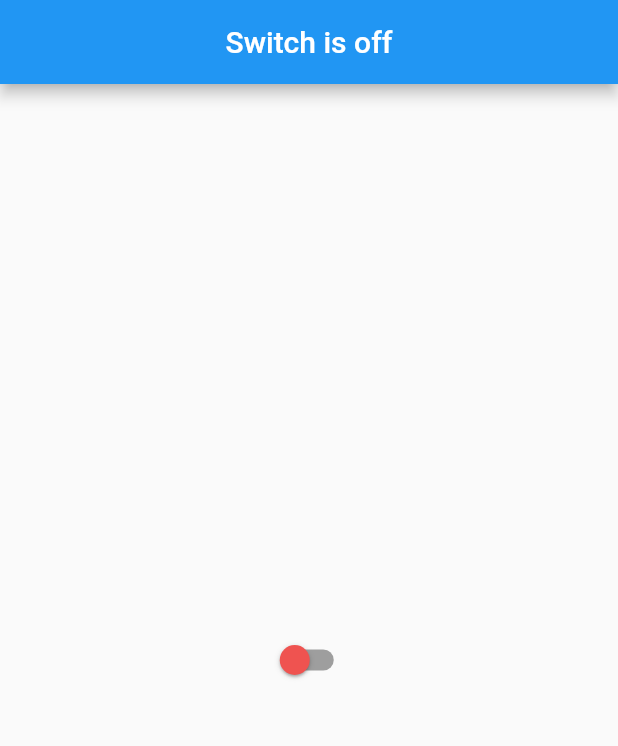
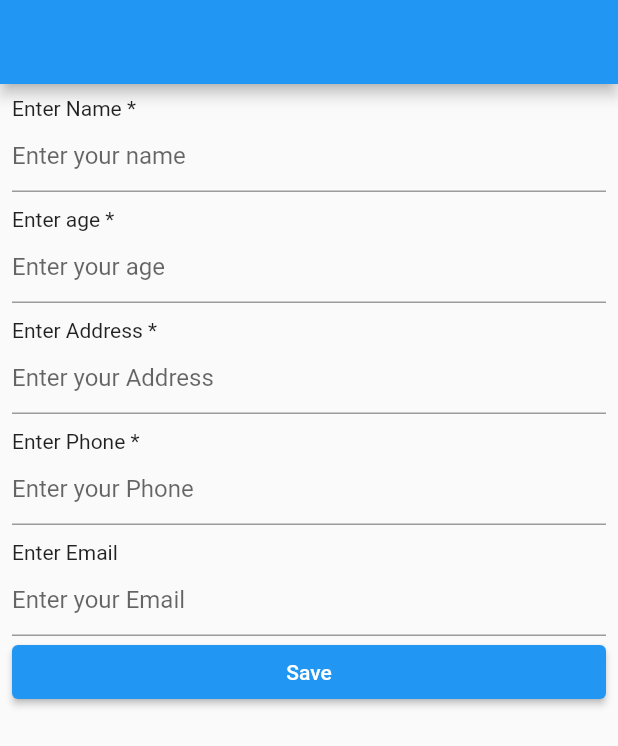
Before and after one commit to MyoMin-Latt/Flutter-Basic-UI, a Flutter app: the screen it shows after launch, on a phone screen of 412 x 824 dp. Shown: the top 746 px of the screen. Run offline on Flutter 3.47's test engine with Material 2 defaults, Android fonts, the phone set to English and light mode, and no system bars.

Commit message:
@12.25 Flutter Basic UI (Form Widget)

```diff
--- a/lib/main.dart
+++ b/lib/main.dart
@@ -38,8 +38,7 @@
 // @12.23 Flutter Basic UI [Slider Widget]
 //        Continuous sliders, Discrete sliders, Range slider, SliderTheme in MaterilApp
 // @12.24 Flutter Basic UI (Switch Widget) ternary operator
-
-
+// @12.25 Flutter Basic UI (Form Widget) globalkey
 
 import 'package:flutter/material.dart';
 
@@ -49,8 +48,9 @@ void main() {
     home: MyApp(),
   ));
 }
+
 class MyApp extends StatelessWidget {
-  const MyApp({ Key? key }) : super(key: key);
+  const MyApp({Key? key}) : super(key: key);
 
   @override
   Widget build(BuildContext context) {
@@ -59,33 +59,119 @@ class MyApp extends StatelessWidget {
     );
   }
 }
+
 class Home extends StatefulWidget {
-  const Home({ Key? key }) : super(key: key);
+  const Home({Key? key}) : super(key: key);
 
   @override
   _HomeState createState() => _HomeState();
 }
 
 class _HomeState extends State<Home> {
-  bool _value = false;
+  final _email = TextEditingController();
+  String? name, age, address, phone, email;
+  final _formKey = GlobalKey<FormState>();
+  // final GlobalKey _formKey = GlobalKey<FormState>(); // has error in save
   @override
   Widget build(BuildContext context) {
     return Scaffold(
-      appBar: AppBar(
-        centerTitle: true,
-        title: Text(_value? "Swich is on": 'Switch is off'),
-      ),
-      body: Center(
-        child: Switch(
-          activeColor: Colors.green,
-          activeTrackColor: Colors.blue,
-          inactiveTrackColor: Colors.grey,
-          inactiveThumbColor: Colors.red[400],
-          value: _value, onChanged: (val){setState(() {
-          setState(() {
-            _value = val;
-          });
-        });}),
+      appBar: AppBar(),
+      body: Padding(
+        padding: const EdgeInsets.all(8.0),
+        child: Form(
+            key: _formKey,
+            child: ListView(
+              children: [
+                Text('Enter Name *'),
+                TextFormField(
+                  onSaved: (name) {
+                    this.name = name;
+                  },
+                  validator: (name) {
+                    if (name == null || name.isEmpty) {
+                      return 'Enter your name';
+                    }
+                  },
+                  decoration: InputDecoration(
+                    hintText: 'Enter your name',
+                  ),
+                ),
+                SizedBox(
+                  height: 10,
+                ),
+                Text('Enter age *'),
+                TextFormField(
+                  onSaved: (age) {
+                    this.age = age;
+                  },
+                  validator: (name) {
+                    if (name == null || name.isEmpty) {
+                      return 'Enter your age';
+                    }
+                  },
+                  decoration: InputDecoration(
+                    hintText: 'Enter your age',
+                  ),
+                ),
+                SizedBox(
+                  height: 10,
+                ),
+                Text('Enter Address *'),
+                TextFormField(
+                  onSaved: (address) {
+                    this.address = address;
+                  },
+                  validator: (name) {
+                    if (name == null || name.isEmpty) {
+                      return 'Enter your Address';
+                    }
+                  },
+                  decoration: InputDecoration(
+                    hintText: 'Enter your Address',
+                  ),
+                ),
+                SizedBox(
+                  height: 10,
+                ),
+                Text('Enter Phone *'),
+                TextFormField(
+                  onSaved: (phone) {
+                    this.phone = phone;
+                  },
+                  validator: (name) {
+                    if (name == null || name.isEmpty) {
+                      return 'Enter your Phone';
+                    }
+                  },
+                  decoration: InputDecoration(
+                    hintText: 'Enter your Phone',
+                  ),
+                ),
+                SizedBox(
+                  height: 10,
+                ),
+                Text('Enter Email'),
+                TextFormField(
+                  controller: _email,
+                  onSaved: (email) {
+                    this.email = email;
+                  },
+                  decoration: InputDecoration(
+                    hintText: 'Enter your Email',
+                  ),
+                ),
+                ElevatedButton(
+                    onPressed: () {
+                      _formKey.currentState!.save();
+                      _formKey.currentState!.validate();
+                      print(
+                          '$name $age $address $phone $email'); // using variable
+                      print(_email.text); // using textingeditingcontroller
+                      // _formKey.currentState!.reset();
+                    },
+                    child: Text('Save'))
+              ],
+            )),
       ),
     );
   }
```
